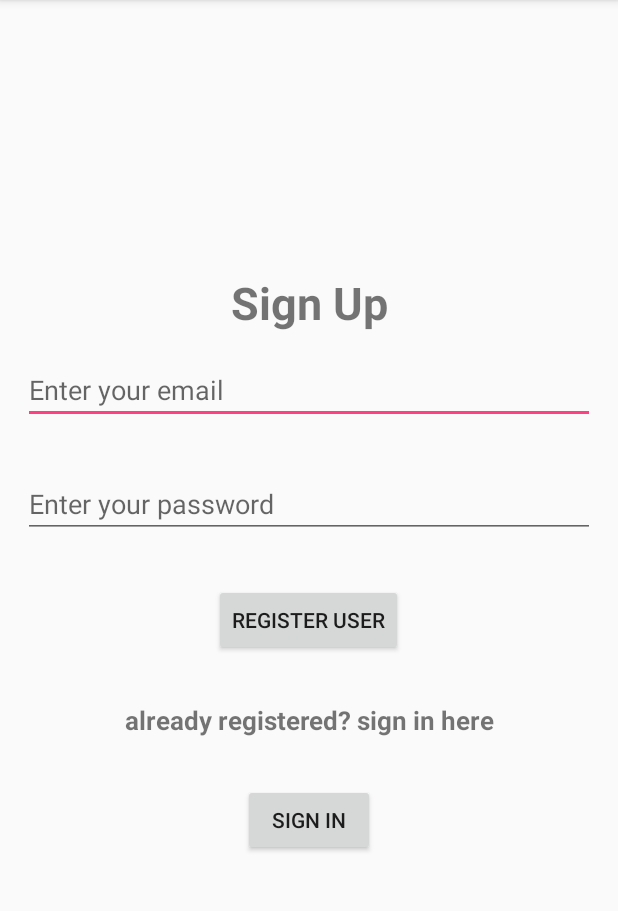
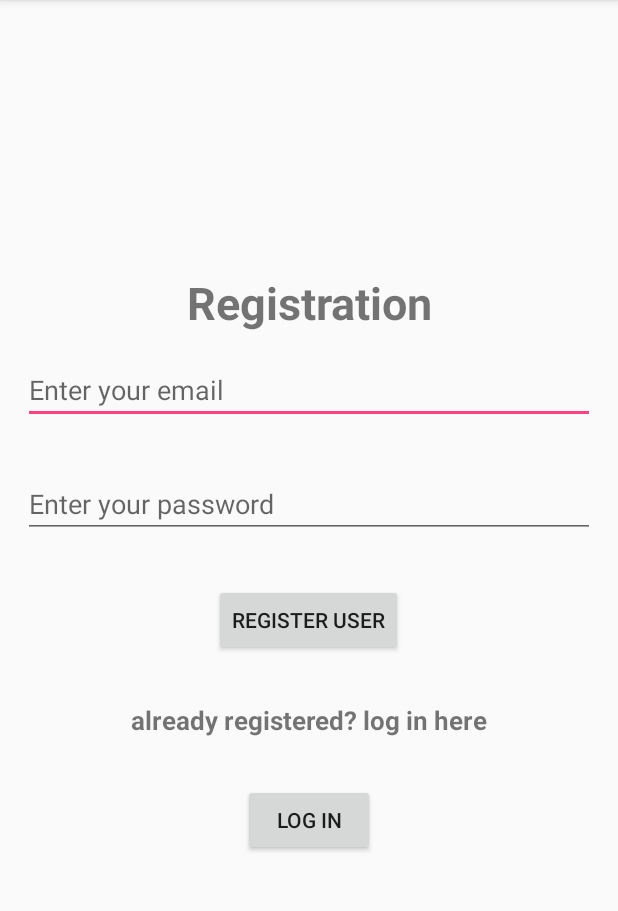
Before and after one commit to maxfeldman99/login_firebase_screen, an Android app: the screen it shows after launch (MainActivity), after a tap on "REGISTER USER", on a phone screen of 412 x 824 dp, the part 84-995 px from its top. Run offline under Robolectric (Android 15) with nearby library versions, the phone set to English and light mode, and no system bars; our stand-ins replace Firebase (no records; nobody signed in at launch, a user with empty details on screens opened directly).

Commit message:
progressBar added

```diff
--- a/app/build.gradle
+++ b/app/build.gradle
@@ -22,10 +22,11 @@ dependencies {
     implementation fileTree(dir: 'libs', include: ['*.jar'])
     implementation 'com.android.support:appcompat-v7:26.1.0'
     implementation 'com.android.support.constraint:constraint-layout:1.0.2'
+    implementation 'com.google.firebase:firebase-auth:11.0.4'
+
     testImplementation 'junit:junit:4.12'
     androidTestImplementation 'com.android.support.test:runner:1.0.1'
     androidTestImplementation 'com.android.support.test.espresso:espresso-core:3.0.1'
-    compile 'com.google.firebase:firebase-core:12.0.0'
 
 
 }
--- a/app/src/main/AndroidManifest.xml
+++ b/app/src/main/AndroidManifest.xml
@@ -1,9 +1,8 @@
 <?xml version="1.0" encoding="utf-8"?>
 <manifest xmlns:android="http://schemas.android.com/apk/res/android"
     package="com.example.maxfeldman.login_firebase_screen">
-    <uses-permission android:name="android.permission.INTERNET">
 
-    </uses-permission>
+    <uses-permission android:name="android.permission.INTERNET"></uses-permission>
 
     <application
         android:allowBackup="true"
@@ -19,6 +18,7 @@
                 <category android:name="android.intent.category.LAUNCHER" />
             </intent-filter>
         </activity>
+        <activity android:name=".SignUpActivity"></activity>
     </application>
 
 </manifest>
--- a/app/src/main/java/com/example/maxfeldman/login_firebase_screen/MainActivity.java
+++ b/app/src/main/java/com/example/maxfeldman/login_firebase_screen/MainActivity.java
@@ -1,9 +1,13 @@
 package com.example.maxfeldman.login_firebase_screen;
 
 import android.app.ProgressDialog;
+import android.content.Intent;
+import android.support.annotation.NonNull;
 import android.support.v7.app.AppCompatActivity;
 import android.os.Bundle;
 import android.text.TextUtils;
+import android.util.Log;
+import android.util.Patterns;
 import android.view.View;
 import android.widget.Button;
 import android.widget.EditText;
@@ -11,18 +15,24 @@ import android.widget.ProgressBar;
 import android.widget.TextView;
 import android.widget.Toast;
 
+import com.google.android.gms.tasks.OnCompleteListener;
+import com.google.android.gms.tasks.Task;
+import com.google.firebase.auth.AuthResult;
+import com.google.firebase.auth.FirebaseAuth;
 import com.google.firebase.auth.FirebaseAuthException;
+import com.google.firebase.auth.FirebaseAuthUserCollisionException;
+import com.google.firebase.auth.FirebaseUser;
 
 public class MainActivity extends AppCompatActivity implements View.OnClickListener {
 
     EditText email_et;
     EditText password_et;
     Button register_btn;
-    Button sign_btn;
+    Button log_in_btn;
     TextView sign_tv;
+    ProgressBar progressBar;
     private ProgressDialog progressDialog;
-    private FirebaseAuthException firebaseAuthException;
-
+    private FirebaseAuth mAuth;
 
     @Override
     protected void onCreate(Bundle savedInstanceState) {
@@ -32,18 +42,22 @@ public class MainActivity extends AppCompatActivity implements View.OnClickListe
         email_et = findViewById(R.id.email_et);
         password_et = findViewById(R.id.password_et);
         register_btn = findViewById(R.id.register_btn);
-        sign_btn = findViewById(R.id.sign_btn);
         sign_tv = findViewById(R.id.sign_tv);
+        log_in_btn = findViewById(R.id.log_in_btn);
+        progressBar = findViewById(R.id.progress_bar);
 
-        sign_tv.setOnClickListener(this);
+        sign_tv.setOnClickListener(this);////
         register_btn.setOnClickListener(this);
+        log_in_btn.setOnClickListener(this);
         progressDialog = new ProgressDialog(this);
+
+        mAuth = FirebaseAuth.getInstance();
 
 
     }
-    private void registerUser(){
+    private void createAccount(){
         String  email = email_et.getText().toString().trim();
-        String  password = email_et.getText().toString().trim();
+        String  password = password_et.getText().toString().trim();
 
         if(TextUtils.isEmpty(email)){
             //email is empty
@@ -56,17 +70,63 @@ public class MainActivity extends AppCompatActivity implements View.OnClickListe
             return;
         }
 
-        progressDialog.setMessage("Registering user....");
-        progressDialog.show();
+        if(!Patterns.EMAIL_ADDRESS.matcher(email).matches()){
+            email_et.setError("Please enter a valid email");
+            return;
+        }
+
+
+        if(password.length() < 6){
+            password_et.setError("minimum password length should be at least 6");
+            password_et.requestFocus();
+            return;
+        }
+
+        progressBar.setVisibility(View.VISIBLE);
+
+        mAuth.createUserWithEmailAndPassword(email,password).addOnCompleteListener(new OnCompleteListener<AuthResult>() {
+            @Override
+            public void onComplete(@NonNull Task<AuthResult> task) {
+                if(task.isSuccessful()){
+                    progressBar.setVisibility(View.GONE);
+                    Toast.makeText(MainActivity.this, "user registered successful", Toast.LENGTH_SHORT).show();
+                }
+                else{
+                   if(task.getException() instanceof FirebaseAuthUserCollisionException){
+                       Toast.makeText(getApplicationContext(),"you are already registered ",Toast.LENGTH_SHORT).show();
+                   }
+                   else{
+                       Toast.makeText(getApplicationContext(),task.getException().getMessage(),Toast.LENGTH_SHORT).show();
+                   }
+
+                }
+            }
+        });
+
+       // progressDialog.setMessage("Registering user....");
+        //progressDialog.show();
     }
+
+
+
+
 
     @Override
     public void onClick(View view) {
-        if(view == register_btn){
-            registerUser();
-        }
-        if(view == sign_tv){
-            // will open login activity
-        }
+      switch (view.getId()){
+          case R.id.register_btn:
+              createAccount();
+              break;
+
+          case R.id.log_in_btn:
+              startActivity(new Intent(this, SignUpActivity.class));
+
+              break;
+
+
+      }
     }
+
+
+
 }
--- a/app/src/main/res/layout/activity_main.xml
+++ b/app/src/main/res/layout/activity_main.xml
@@ -13,7 +13,7 @@
 <TextView
     android:layout_width="match_parent"
     android:layout_height="match_parent"
-    android:text="Sign Up"
+    android:text="Registration"
     android:textStyle="bold"
     android:textSize="30sp"
     android:gravity="center_horizontal"
@@ -49,7 +49,7 @@
         <TextView
             android:layout_width="match_parent"
             android:layout_height="wrap_content"
-            android:text="already registered? sign in here"
+            android:text="already registered? log in here"
             android:textStyle="bold"
             android:textSize="17sp"
             android:gravity="center_horizontal"
@@ -60,14 +60,23 @@
         <Button
             android:layout_width="wrap_content"
             android:layout_height="wrap_content"
-            android:text="sign in"
+            android:text="log in"
             android:layout_gravity="center"
             android:layout_margin="15dp"
-            android:id="@+id/sign_btn"
+            android:id="@+id/log_in_btn"
 
             />
     </LinearLayout>
 
+    <ProgressBar
+        android:visibility="gone"
+        android:id="@+id/progress_bar"
+        android:layout_width="wrap_content"
+        android:layout_height="wrap_content"
+        android:layout_centerHorizontal="true"
+        android:layout_centerVertical="true"
+        />
+
 
 
 </RelativeLayout>
```
Also changed, not shown: 1 other file.
